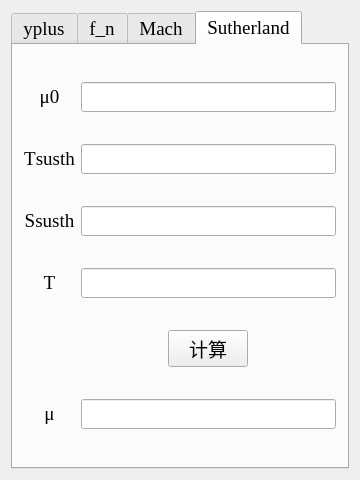
Before: the Qt Designer form src/mainwindow.ui in huarkiou/HKUtools, drawn with Qt 5.
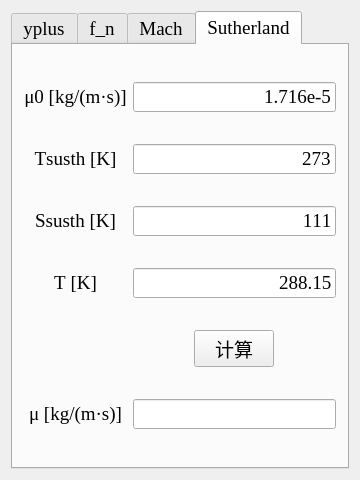
After: the same form once the commit is applied. The open tabs and pages were chosen to show the change. Icons and pictures are not drawn.

Commit message: 实现sutherland计算

What changed in the file:
```diff
--- a/src/mainwindow.ui
+++ b/src/mainwindow.ui
@@ -730,12 +730,19 @@
        </attribute>
        <layout class="QGridLayout" name="gridLayout_2">
         <item row="1" column="1">
-         <widget class="QLineEdit" name="lineEdit_2"/>
+         <widget class="QLineEdit" name="lineEdit_T_susth_04">
+          <property name="text">
+           <string>273</string>
+          </property>
+          <property name="alignment">
+           <set>Qt::AlignRight|Qt::AlignTrailing|Qt::AlignVCenter</set>
+          </property>
+         </widget>
         </item>
         <item row="1" column="0">
          <widget class="QLabel" name="label_2">
           <property name="text">
-           <string>Tsusth</string>
+           <string>Tsusth [K]</string>
           </property>
           <property name="alignment">
            <set>Qt::AlignCenter</set>
@@ -745,7 +752,7 @@
         <item row="2" column="0">
          <widget class="QLabel" name="label_3">
           <property name="text">
-           <string>Ssusth</string>
+           <string>Ssusth [K]</string>
           </property>
           <property name="alignment">
            <set>Qt::AlignCenter</set>
@@ -755,7 +762,7 @@
         <item row="0" column="0">
          <widget class="QLabel" name="label">
           <property name="text">
-           <string>μ0</string>
+           <string>μ0 [kg/(m·s)]</string>
           </property>
           <property name="alignment">
            <set>Qt::AlignCenter</set>
@@ -763,10 +770,24 @@
          </widget>
         </item>
         <item row="2" column="1">
-         <widget class="QLineEdit" name="lineEdit_3"/>
+         <widget class="QLineEdit" name="lineEdit_S_susth_04">
+          <property name="text">
+           <string>	 111</string>
+          </property>
+          <property name="alignment">
+           <set>Qt::AlignRight|Qt::AlignTrailing|Qt::AlignVCenter</set>
+          </property>
+         </widget>
         </item>
         <item row="5" column="1">
-         <widget class="QLineEdit" name="lineEdit_4"/>
+         <widget class="QLineEdit" name="lineEdit_viscosity_04">
+          <property name="alignment">
+           <set>Qt::AlignRight|Qt::AlignTrailing|Qt::AlignVCenter</set>
+          </property>
+          <property name="readOnly">
+           <bool>true</bool>
+          </property>
+         </widget>
         </item>
         <item row="4" column="1" alignment="Qt::AlignHCenter">
          <widget class="QPushButton" name="pushButton">
@@ -782,12 +803,19 @@
          </widget>
         </item>
         <item row="0" column="1">
-         <widget class="QLineEdit" name="lineEdit"/>
+         <widget class="QLineEdit" name="lineEdit_viscosity0_04">
+          <property name="text">
+           <string>1.716e-5</string>
+          </property>
+          <property name="alignment">
+           <set>Qt::AlignRight|Qt::AlignTrailing|Qt::AlignVCenter</set>
+          </property>
+         </widget>
         </item>
         <item row="5" column="0">
          <widget class="QLabel" name="label_4">
           <property name="text">
-           <string>μ</string>
+           <string>μ [kg/(m·s)]</string>
           </property>
           <property name="alignment">
            <set>Qt::AlignCenter</set>
@@ -797,7 +825,7 @@
         <item row="3" column="0">
          <widget class="QLabel" name="label_5">
           <property name="text">
-           <string>T</string>
+           <string>T [K]</string>
           </property>
           <property name="alignment">
            <set>Qt::AlignCenter</set>
@@ -805,7 +833,14 @@
          </widget>
         </item>
         <item row="3" column="1">
-         <widget class="QLineEdit" name="lineEdit_5"/>
+         <widget class="QLineEdit" name="lineEdit_T_04">
+          <property name="text">
+           <string>288.15</string>
+          </property>
+          <property name="alignment">
+           <set>Qt::AlignRight|Qt::AlignTrailing|Qt::AlignVCenter</set>
+          </property>
+         </widget>
         </item>
        </layout>
       </widget>
```
Left out of the diff: 42 changed lines with no effect on the pictures. The commit also changes 2 other files.
